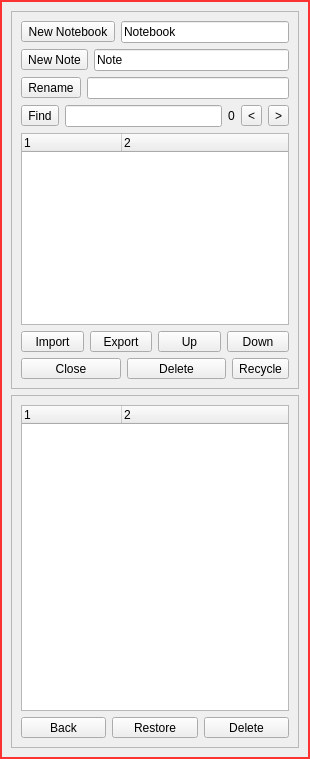
This is src/NotesList.ui in ic005k/Knot-Legacy as Qt 5 draws it before an edit. The edited form follows.
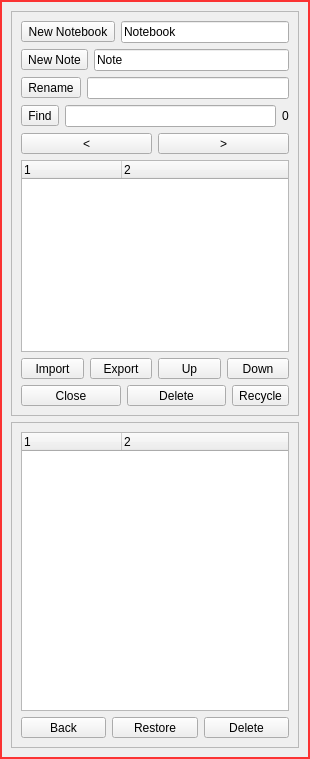
This is the edited form. Icons and pictures are not drawn.

Commit message: 调整了笔记本列表搜索功能

What changed in the file:
```diff
--- a/src/NotesList.ui
+++ b/src/NotesList.ui
@@ -158,8 +158,18 @@
           </property>
          </widget>
         </item>
+       </layout>
+      </item>
+      <item>
+       <layout class="QHBoxLayout" name="horizontalLayout_8">
         <item>
          <widget class="QToolButton" name="btnPrev">
+          <property name="sizePolicy">
+           <sizepolicy hsizetype="Preferred" vsizetype="Fixed">
+            <horstretch>0</horstretch>
+            <verstretch>0</verstretch>
+           </sizepolicy>
+          </property>
           <property name="text">
            <string>&lt;</string>
           </property>
@@ -170,6 +180,12 @@
         </item>
         <item>
          <widget class="QToolButton" name="btnNext">
+          <property name="sizePolicy">
+           <sizepolicy hsizetype="Preferred" vsizetype="Fixed">
+            <horstretch>0</horstretch>
+            <verstretch>0</verstretch>
+           </sizepolicy>
+          </property>
           <property name="text">
            <string>&gt;</string>
           </property>
```
The commit also changes 1 other file.
